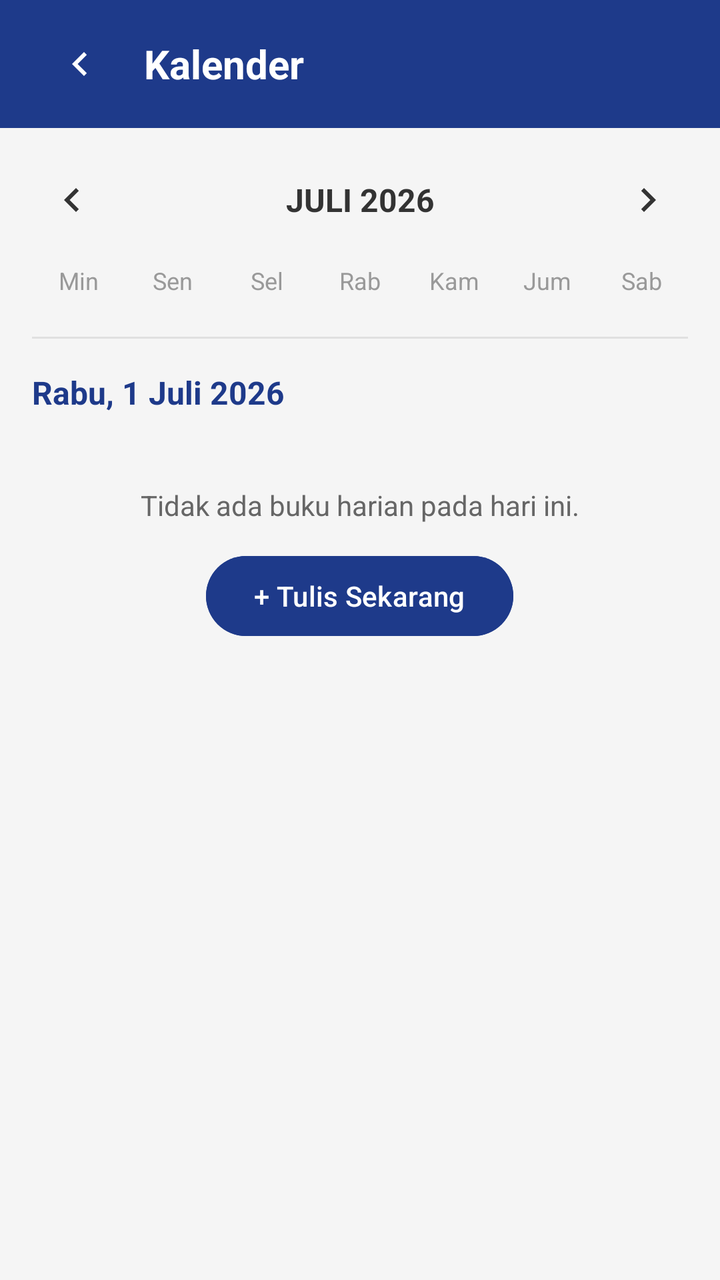
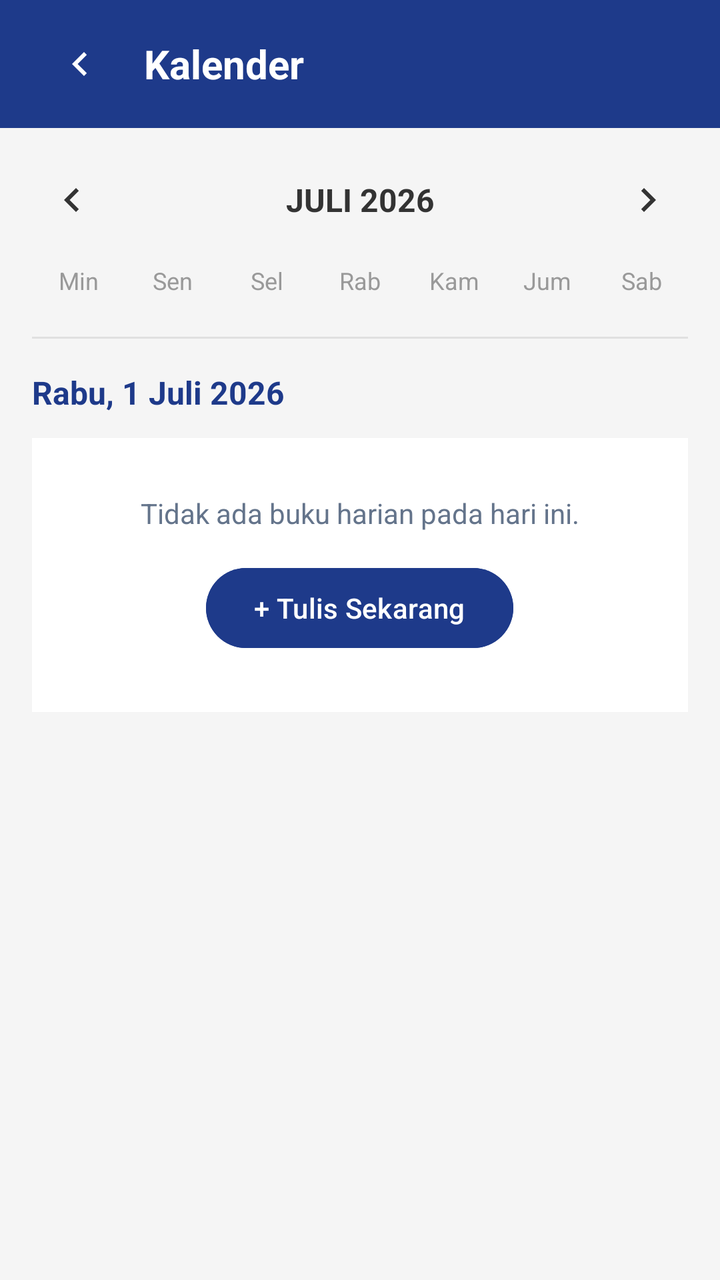

Screens rendered from an Android XML layout before and after an edit, with the pre-edit source and the edit as a unified diff.
<!-- AndroidManifest.xml: application theme Theme.RuangTenang -->
<!-- res/layout/activity_calendar.xml -->
<?xml version="1.0" encoding="utf-8"?>
<LinearLayout
    xmlns:android="http://schemas.android.com/apk/res/android"
    xmlns:app="http://schemas.android.com/apk/res-auto"
    android:layout_width="match_parent"
    android:layout_height="match_parent"
    android:orientation="vertical"
    android:background="#F5F5F5">

    <androidx.appcompat.widget.Toolbar
        android:id="@+id/toolbar"
        android:layout_width="match_parent"
        android:layout_height="?attr/actionBarSize"
        android:background="@color/primary">

        <LinearLayout
            android:layout_width="match_parent"
            android:layout_height="match_parent"
            android:orientation="horizontal"
            android:gravity="center_vertical">

            <ImageButton
                android:id="@+id/btn_back"
                android:layout_width="48dp"
                android:layout_height="48dp"
                android:background="?attr/selectableItemBackgroundBorderless"
                android:src="@drawable/ic_chevron_left"
                app:tint="#FFFFFF"
                android:contentDescription="Kembali" />

            <TextView
                android:layout_width="wrap_content"
                android:layout_height="wrap_content"
                android:text="Kalender"
                android:textColor="#FFFFFF"
                android:textSize="20sp"
                android:textStyle="bold"
                android:layout_marginStart="8dp" />
        </LinearLayout>
    </androidx.appcompat.widget.Toolbar>

    <ScrollView
        android:layout_width="match_parent"
        android:layout_height="0dp"
        android:layout_weight="1">

        <LinearLayout
            android:layout_width="match_parent"
            android:layout_height="wrap_content"
            android:orientation="vertical"
            android:padding="16dp">

            <LinearLayout
                android:layout_width="match_parent"
                android:layout_height="wrap_content"
                android:orientation="horizontal"
                android:gravity="center_vertical"
                android:layout_marginBottom="12dp">

                <ImageButton
                    android:id="@+id/btn_prev_month"
                    android:layout_width="40dp"
                    android:layout_height="40dp"
                    android:background="?attr/selectableItemBackgroundBorderless"
                    android:src="@drawable/ic_chevron_left"
                    app:tint="#333333"
                    android:contentDescription="Bulan sebelumnya" />

                <TextView
                    android:id="@+id/tv_month_year"
                    android:layout_width="0dp"
                    android:layout_height="wrap_content"
                    android:layout_weight="1"
                    android:gravity="center"
                    android:text="JULI 2026"
                    android:textColor="#333333"
                    android:textSize="16sp"
                    android:textStyle="bold" />

                <ImageButton
                    android:id="@+id/btn_next_month"
                    android:layout_width="40dp"
                    android:layout_height="40dp"
                    android:background="?attr/selectableItemBackgroundBorderless"
                    android:src="@drawable/ic_chevron_left"
                    android:rotation="180"
                    app:tint="#333333"
                    android:contentDescription="Bulan berikutnya" />
            </LinearLayout>

            <GridLayout
                android:layout_width="match_parent"
                android:layout_height="wrap_content"
                android:columnCount="7"
                android:layout_marginBottom="4dp">

                <TextView android:layout_width="0dp" android:layout_height="wrap_content" android:layout_columnWeight="1" android:gravity="center" android:text="Min" android:textColor="#999999" android:textSize="12sp" />
                <TextView android:layout_width="0dp" android:layout_height="wrap_content" android:layout_columnWeight="1" android:gravity="center" android:text="Sen" android:textColor="#999999" android:textSize="12sp" />
                <TextView android:layout_width="0dp" android:layout_height="wrap_content" android:layout_columnWeight="1" android:gravity="center" android:text="Sel" android:textColor="#999999" android:textSize="12sp" />
                <TextView android:layout_width="0dp" android:layout_height="wrap_content" android:layout_columnWeight="1" android:gravity="center" android:text="Rab" android:textColor="#999999" android:textSize="12sp" />
                <TextView android:layout_width="0dp" android:layout_height="wrap_content" android:layout_columnWeight="1" android:gravity="center" android:text="Kam" android:textColor="#999999" android:textSize="12sp" />
                <TextView android:layout_width="0dp" android:layout_height="wrap_content" android:layout_columnWeight="1" android:gravity="center" android:text="Jum" android:textColor="#999999" android:textSize="12sp" />
                <TextView android:layout_width="0dp" android:layout_height="wrap_content" android:layout_columnWeight="1" android:gravity="center" android:text="Sab" android:textColor="#999999" android:textSize="12sp" />
            </GridLayout>

            <GridLayout
                android:id="@+id/grid_calendar"
                android:layout_width="match_parent"
                android:layout_height="wrap_content"
                android:columnCount="7"
                android:layout_marginBottom="16dp" />

            <View
                android:layout_width="match_parent"
                android:layout_height="1dp"
                android:background="#E0E0E0"
                android:layout_marginBottom="16dp" />

            <TextView
                android:id="@+id/tv_selected_date_header"
                android:layout_width="match_parent"
                android:layout_height="wrap_content"
                android:text="Rabu, 1 Juli 2026"
                android:textColor="@color/primary"
                android:textStyle="bold"
                android:textSize="16sp"
                android:layout_marginBottom="12dp" />

            
            <LinearLayout
                android:id="@+id/layout_entries_container"
                android:layout_width="match_parent"
                android:layout_height="wrap_content"
                android:orientation="vertical"
                android:visibility="gone" />

            <LinearLayout
                android:id="@+id/layout_entry_empty"
                android:layout_width="match_parent"
                android:layout_height="wrap_content"
                android:orientation="vertical"
                android:gravity="center"
                android:paddingTop="24dp"
                android:paddingBottom="24dp">

                <TextView
                    android:layout_width="wrap_content"
                    android:layout_height="wrap_content"
                    android:text="Tidak ada buku harian pada hari ini."
                    android:textColor="#666666"
                    android:textSize="14sp"
                    android:layout_marginBottom="12dp" />

                <Button
                    android:id="@+id/btn_add_for_date"
                    android:layout_width="wrap_content"
                    android:layout_height="wrap_content"
                    android:text="+ Tulis Sekarang"
                    android:backgroundTint="@color/primary"
                    android:textColor="#FFFFFF" />
            </LinearLayout>

        </LinearLayout>
    </ScrollView>

</LinearLayout>
<!-- resources referenced by this layout -->
<resources>
  <color name="primary">#1E3A8A</color>
  <!-- drawable ic_chevron_left (drawable) -->
  <vector xmlns:android="http://schemas.android.com/apk/res/android"
      android:width="24dp" android:height="24dp"
      android:viewportWidth="24" android:viewportHeight="24">
      <path android:fillColor="#5A94F2" android:pathData="M15.41,16.59L10.83,12l4.58,-4.59L14,6l-6,6 6,6z"/>
  </vector>
  <style name="Theme.RuangTenang" parent="Base.Theme.RuangTenang" />
  <style name="Base.Theme.RuangTenang" parent="Theme.Material3.DayNight.NoActionBar">
          <item name="colorPrimary">@color/primary</item>
          <item name="colorPrimaryVariant">@color/primary</item>
          <item name="colorOnPrimary">@color/white</item>
          <item name="colorSecondaryContainer">#DCE8FB</item>
          <item name="colorOnSecondaryContainer">@color/primary</item>
          <item name="android:statusBarColor">@color/primary</item>
      </style>
  <color name="white">#FFFFFFFF</color>
</resources>

<!-- the commit's change to res/layout/activity_calendar.xml (unified diff, before → after) -->
@@ -140,21 +140,25 @@
                 android:layout_height="wrap_content"
                 android:orientation="vertical"
                 android:gravity="center"
-                android:paddingTop="24dp"
-                android:paddingBottom="24dp">
+                android:background="@android:color/white"
+                android:paddingTop="28dp"
+                android:paddingBottom="28dp"
+                android:paddingHorizontal="16dp">
 
                 <TextView
+                    android:id="@+id/tv_entry_empty_message"
                     android:layout_width="wrap_content"
                     android:layout_height="wrap_content"
+                    android:gravity="center"
                     android:text="Tidak ada buku harian pada hari ini."
-                    android:textColor="#666666"
+                    android:textColor="@color/textSecondary"
                     android:textSize="14sp"
-                    android:layout_marginBottom="12dp" />
+                    android:layout_marginBottom="14dp" />
 
                 <Button
                     android:id="@+id/btn_add_for_date"
                     android:layout_width="wrap_content"
-                    android:layout_height="wrap_content"
+                    android:layout_height="48dp"
                     android:text="+ Tulis Sekarang"
                     android:backgroundTint="@color/primary"
                     android:textColor="#FFFFFF" />
<!-- resource entries referenced after the edit -->
@@ -1,6 +1,7 @@
 <!-- resources referenced by this layout -->
 <resources>
   <color name="primary">#1E3A8A</color>
+  <color name="textSecondary">#64748b</color>
   <!-- drawable ic_chevron_left (drawable) -->
   <vector xmlns:android="http://schemas.android.com/apk/res/android"
       android:width="24dp" android:height="24dp"
